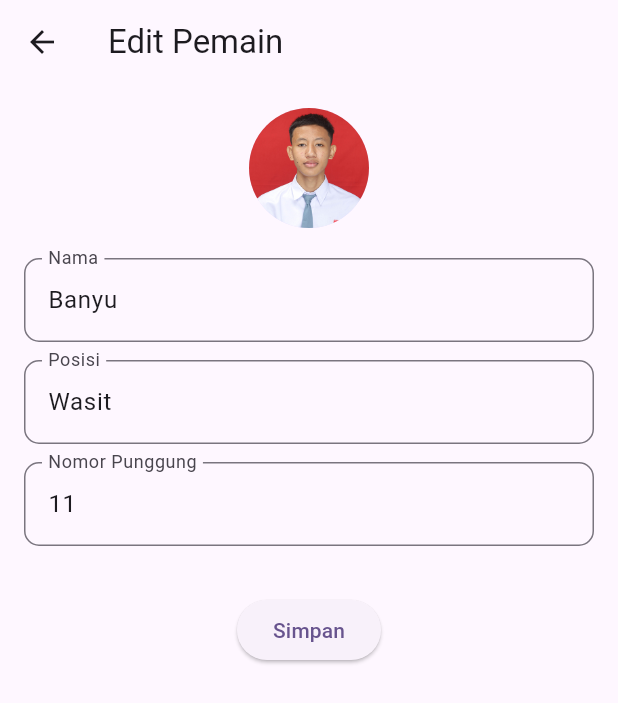
After one commit to ASenoJati/latihan_11pplg2, a Flutter app: the FootballPlayer screen opened by its route, after a tap on "Banyu", on a phone screen of 412 x 824 dp. The commit adds this screen. Shown: the top 703 px of the screen. Run offline on Flutter 3.47's test engine with Material 3 defaults, Android fonts, the phone set to English and light mode, and no system bars; our stand-ins replace get.

Commit message:
Feat [SEN] Football Player

```diff
--- /dev/null
+++ b/lib/controllers/edit_football_player_controller.dart
@@ -0,0 +1,45 @@
+import 'package:flutter/material.dart';
+import 'package:get/get.dart';
+import 'package:latihan_11pplg2/controllers/football_player_controller.dart';
+import 'package:latihan_11pplg2/model/PlayersModel.dart';
+
+class EditFootballPlayerController extends GetxController {
+  final nama = TextEditingController();
+  final posisi = TextEditingController();
+  final nomorPunggung = TextEditingController();
+
+  final playerController = Get.find<FootballPlayerController>();
+  late int index;
+
+  @override
+  void onInit() {
+    super.onInit();
+    index = Get.arguments['index'] as int;
+
+    final player = playerController.players[index];
+    nama.text = player.nama;
+    posisi.text = player.posisi;
+    nomorPunggung.text = player.nomorPunggung.toString();
+  }
+
+  void save() {
+    playerController.updatePlayer(
+      index,
+      PlayersModel(
+        nama: nama.text,
+        posisi: posisi.text,
+        nomorPunggung: int.parse(nomorPunggung.text),
+        image: playerController.players[index].image,
+      ),
+    );
+    Get.back();
+  }
+
+  @override
+  void onClose() {
+    nama.dispose();
+    posisi.dispose();
+    nomorPunggung.dispose();
+    super.onClose();
+  }
+}
--- /dev/null
+++ b/lib/controllers/football_player_controller.dart
@@ -0,0 +1,23 @@
+import 'package:get/get.dart';
+import 'package:latihan_11pplg2/model/PlayersModel.dart';
+
+class FootballPlayerController extends GetxController {
+  var players = <PlayersModel>[
+    PlayersModel(
+      nama: "Banyu",
+      posisi: "Wasit",
+      nomorPunggung: 11,
+      image: "images/05545.jpg",
+    ),
+    PlayersModel(
+      nama: "Awan Neysa",
+      posisi: "Wartawan",
+      nomorPunggung: 33,
+      image: "images/05542.jpg",
+    ),
+  ].obs;
+
+  void updatePlayer(int index, PlayersModel newPlayer) {
+    players[index] = newPlayer;
+  }
+}
--- a/lib/main.dart
+++ b/lib/main.dart
@@ -1,8 +1,8 @@
 import 'package:flutter/material.dart';
 import 'package:get/get.dart';
-import 'package:latihan_11pplg2/pages/login_page.dart';
 import 'package:latihan_11pplg2/pages/calculator_page.dart';
-import 'package:latihan_11pplg2/register_page.dart';
+import 'package:latihan_11pplg2/routes/pages.dart';
+import 'package:latihan_11pplg2/routes/routes.dart';
 
 void main() {
   runApp(const MyApp());
@@ -19,11 +19,8 @@ class MyApp extends StatelessWidget {
       theme: ThemeData(
         colorScheme: ColorScheme.fromSeed(seedColor: Colors.deepPurple),
       ),
-      home: CalculatorPage(),
-      routes: {
-        '/register': (context) => RegisterPage(),
-        '/login': (context) => LoginPage(),
-      },
+      initialRoute: AppRoutes.calculatorPage,
+      getPages: AppPages.pages,
     );
   }
 }
--- /dev/null
+++ b/lib/model/PlayersModel.dart
@@ -0,0 +1,13 @@
+class PlayersModel {
+  String nama;
+  String posisi;
+  int nomorPunggung;
+  String image;
+
+  PlayersModel({
+    required this.nama,
+    required this.posisi,
+    required this.nomorPunggung,
+    required this.image,
+  });
+}
--- a/lib/pages/calculator_page.dart
+++ b/lib/pages/calculator_page.dart
@@ -3,6 +3,7 @@ import 'package:get/get.dart';
 import 'package:latihan_11pplg2/components/MyButton.dart';
 import 'package:latihan_11pplg2/components/MyTextField.dart';
 import 'package:latihan_11pplg2/controllers/calculator_controller.dart';
+import 'package:latihan_11pplg2/routes/routes.dart';
 
 class CalculatorPage extends StatelessWidget {
   CalculatorPage({super.key});
@@ -92,6 +93,13 @@ class CalculatorPage extends StatelessWidget {
                 ),
               );
             }),
+
+            Button(
+              buttonText: "Main",
+              onPressed: () {
+                Get.toNamed(AppRoutes.football);
+              },
+            ),
           ],
         ),
       ),
--- /dev/null
+++ b/lib/pages/edit_football_page.dart
@@ -0,0 +1,66 @@
+import 'package:flutter/material.dart';
+import 'package:get/get.dart';
+import 'package:latihan_11pplg2/components/MyTextField.dart';
+import 'package:latihan_11pplg2/controllers/edit_football_player_controller.dart';
+import 'package:latihan_11pplg2/controllers/football_player_controller.dart';
+import 'package:latihan_11pplg2/model/PlayersModel.dart';
+
+class EditFootballPage extends StatelessWidget {
+  EditFootballPage({super.key});
+
+  final editController = Get.put(EditFootballPlayerController());
+  final playerController = Get.find<FootballPlayerController>();
+
+  @override
+  Widget build(BuildContext context) {
+    final player = playerController.players[editController.index];
+
+    return Scaffold(
+      appBar: AppBar(title: Text("Edit Pemain")),
+      body: Padding(
+        padding: const EdgeInsets.all(16.0),
+        child: Column(
+          children: [
+            Center(
+              child: CircleAvatar(
+                radius: 40,
+                backgroundImage: AssetImage(player.image),
+              ),
+            ),
+            SizedBox(height: 20),
+
+            Padding(
+              padding: EdgeInsets.only(bottom: 12.0),
+              child: MyTextField(
+                controller: editController.nama,
+                labelText: "Nama",
+              ),
+            ),
+
+            Padding(
+              padding: EdgeInsets.only(bottom: 12.0),
+              child: MyTextField(
+                controller: editController.posisi,
+                labelText: "Posisi",
+              ),
+            ),
+
+            Padding(
+              padding: EdgeInsets.only(bottom: 12.0),
+              child: MyTextField(
+                controller: editController.nomorPunggung,
+                labelText: "Nomor Punggung",
+              ),
+            ),
+
+            SizedBox(height: 20),
+            ElevatedButton(
+              onPressed: editController.save,
+              child: Text("Simpan"),
+            ),
+          ],
+        ),
+      ),
+    );
+  }
+}
--- /dev/null
+++ b/lib/pages/football_player.dart
@@ -0,0 +1,45 @@
+import 'package:flutter/material.dart';
+import 'package:get/get.dart';
+import 'package:get/get_state_manager/src/rx_flutter/rx_obx_widget.dart';
+import 'package:latihan_11pplg2/controllers/football_player_controller.dart';
+import 'package:latihan_11pplg2/pages/edit_football_page.dart';
+import 'package:latihan_11pplg2/routes/routes.dart';
+
+class FootballPlayer extends StatelessWidget {
+  FootballPlayer({super.key});
+
+  final FootballPlayerController footballPlayerController = Get.put(
+    FootballPlayerController(),
+  );
+
+  @override
+  Widget build(BuildContext context) {
+    return Scaffold(
+      appBar: AppBar(title: Text("Man. United Players")),
+      body: Container(
+        margin: EdgeInsets.all(10),
+        child: Obx(
+          () => ListView.builder(
+            itemCount: footballPlayerController.players.length,
+            itemBuilder: (context, index) {
+              return ListTile(
+                onTap: () {
+                  Get.toNamed(
+                    AppRoutes.editFootball,
+                    arguments: {'index': index},
+                  );
+                },
+                leading: CircleAvatar(
+                  backgroundImage: AssetImage(
+                    footballPlayerController.players[index].image,
+                  ),
+                ),
+                title: Text(footballPlayerController.players[index].nama),
+              );
+            },
+          ),
+        ),
+      ),
+    );
+  }
+}
--- /dev/null
+++ b/lib/routes/pages.dart
@@ -0,0 +1,14 @@
+import 'package:flutter/cupertino.dart';
+import 'package:get/get.dart';
+import 'package:latihan_11pplg2/pages/calculator_page.dart';
+import 'package:latihan_11pplg2/pages/edit_football_page.dart';
+import 'package:latihan_11pplg2/pages/football_player.dart';
+import 'package:latihan_11pplg2/routes/routes.dart';
+
+class AppPages {
+  static final pages = [
+    GetPage(name: AppRoutes.calculatorPage, page: () => CalculatorPage()),
+    GetPage(name: AppRoutes.football, page: () => FootballPlayer()),
+    GetPage(name: AppRoutes.editFootball, page: () => EditFootballPage()),
+  ];
+}
--- /dev/null
+++ b/lib/routes/routes.dart
@@ -0,0 +1,5 @@
+class AppRoutes {
+  static const String calculatorPage = "/calculator";
+  static const String football = "/football";
+  static const String editFootball = "/editFootball";
+}
```
Also changed, not shown: images/05542.jpg (added), images/05545.jpg (added).
